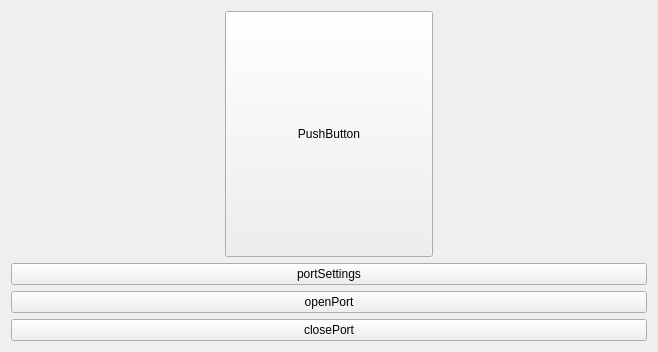
This is TeApSy/mainboardwidget.ui in Mar94oK/TeApSy as Qt 5 draws it before an edit. The edited form follows.
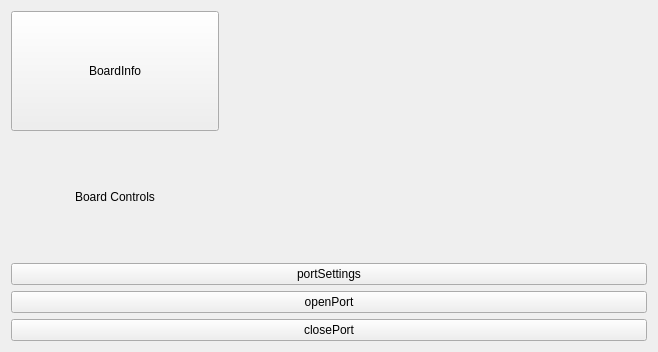
This is the edited form. Custom widgets are drawn as their Qt base class.

The edit to the form file:
```diff
--- a/TeApSy/mainboardwidget.ui
+++ b/TeApSy/mainboardwidget.ui
@@ -14,7 +14,7 @@
    <string>Form</string>
   </property>
   <layout class="QGridLayout" name="gridLayout">
-   <item row="1" column="0">
+   <item row="2" column="0">
     <layout class="QVBoxLayout" name="lt_dbgControls">
      <item>
       <widget class="QPushButton" name="btn_Settings">
@@ -39,29 +39,50 @@
      </item>
     </layout>
    </item>
-   <item row="0" column="0">
+   <item row="1" column="0">
     <layout class="QHBoxLayout" name="horizontalLayout">
      <item>
-      <widget class="Console" name="logsMainProcessor" native="true"/>
-     </item>
+      <layout class="QVBoxLayout" name="verticalLayout">
      <item>
       <widget class="QPushButton" name="btn_MainBoard">
        <property name="sizePolicy">
-        <sizepolicy hsizetype="Minimum" vsizetype="Expanding">
+          <sizepolicy hsizetype="Preferred" vsizetype="Preferred">
          <horstretch>0</horstretch>
          <verstretch>0</verstretch>
         </sizepolicy>
        </property>
        <property name="text">
-        <string>PushButton</string>
-       </property>
-      </widget>
+          <string>BoardInfo</string>
+         </property>
+        </widget>
+       </item>
+       <item>
+        <layout class="QVBoxLayout" name="verticalLayout_2">
+         <item>
+          <widget class="QLabel" name="lbl_BoardControl">
+           <property name="text">
+            <string>Board Controls</string>
+           </property>
+           <property name="alignment">
+            <set>Qt::AlignCenter</set>
+           </property>
+          </widget>
+         </item>
+        </layout>
+       </item>
+      </layout>
+     </item>
+     <item>
+      <widget class="Console" name="logsMainProcessor" native="true"/>
      </item>
      <item>
       <widget class="Console" name="logsCryptoProcessor" native="true"/>
      </item>
     </layout>
    </item>
+   <item row="0" column="0">
+    <layout class="QHBoxLayout" name="horizontalLayout_2"/>
+   </item>
   </layout>
  </widget>
  <customwidgets>
```
Lines whose indentation alone changed are shown as unchanged.
